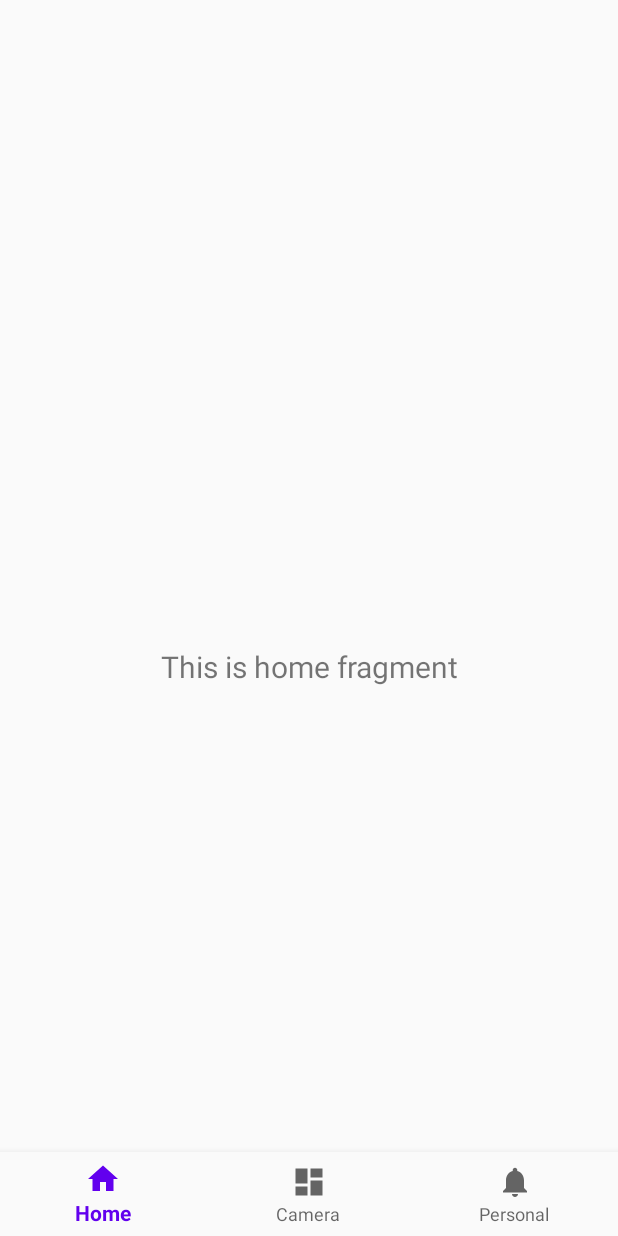
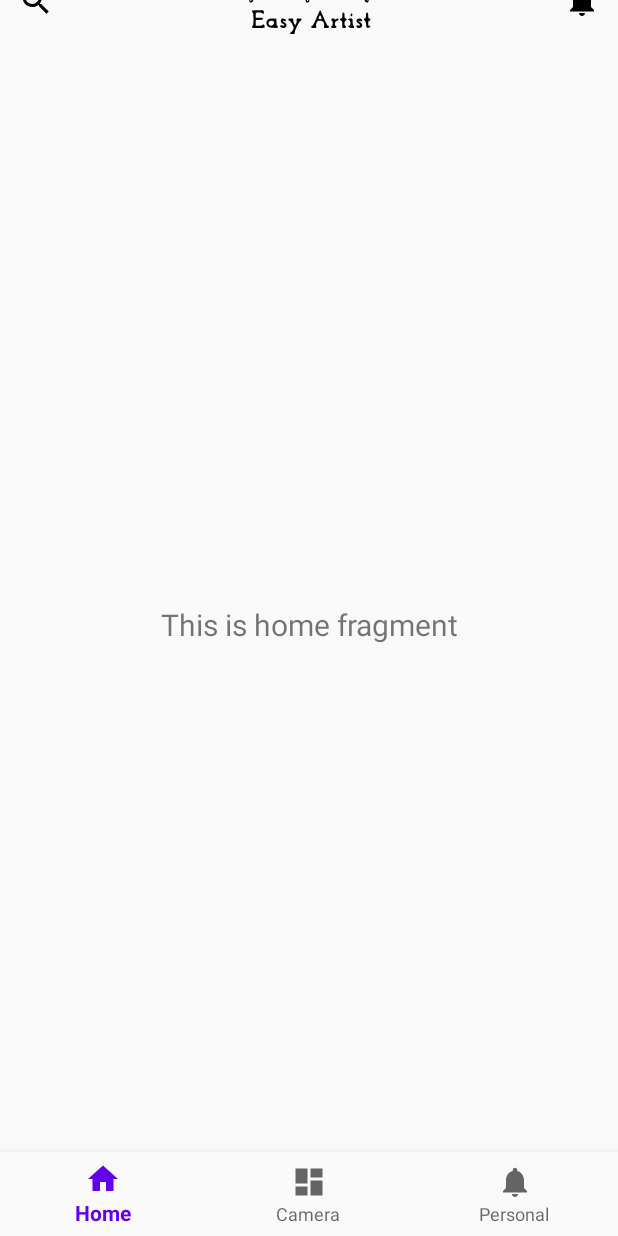
Before and after one commit to anhtuan8/EasyArtistApp, an Android app: the screen it shows after launch (MainActivity), on a phone screen of 412 x 824 dp. Run offline under Robolectric (Android 15) with nearby library versions, the phone set to English and light mode, and no system bars; our stand-ins replace navigation-ui.

Commit message:
layout: add toolbar

```diff
--- a/app/src/main/java/ie/app/easyartistapp/MainActivity.java
+++ b/app/src/main/java/ie/app/easyartistapp/MainActivity.java
@@ -1,10 +1,13 @@
 package ie.app.easyartistapp;
 
 import android.os.Bundle;
+import android.util.Log;
+import android.view.MenuItem;
 
 import com.google.android.material.bottomnavigation.BottomNavigationView;
 
 import androidx.appcompat.app.AppCompatActivity;
+import androidx.appcompat.widget.Toolbar;
 import androidx.navigation.NavController;
 import androidx.navigation.Navigation;
 import androidx.navigation.ui.AppBarConfiguration;
@@ -17,14 +20,15 @@ public class MainActivity extends AppCompatActivity {
         super.onCreate(savedInstanceState);
         setContentView(R.layout.activity_main);
         BottomNavigationView navView = findViewById(R.id.nav_view);
-        // Passing each menu ID as a set of Ids because each
-        // menu should be considered as top level destinations.
+//         Passing each menu ID as a set of Ids because each
+//         menu should be considered as top level destinations.
         AppBarConfiguration appBarConfiguration = new AppBarConfiguration.Builder(
                 R.id.navigation_home, R.id.navigation_camera, R.id.navigation_personal)
                 .build();
         NavController navController = Navigation.findNavController(this, R.id.nav_host_fragment);
-        NavigationUI.setupActionBarWithNavController(this, navController, appBarConfiguration);
+//        NavigationUI.setupActionBarWithNavController(this, navController, appBarConfiguration);
         NavigationUI.setupWithNavController(navView, navController);
+//        Log.v("Action bar", String.valueOf(getSupportActionBar().getTitle()));
     }
 
 }
--- a/app/src/main/java/ie/app/easyartistapp/ui/camera/CameraFragment.java
+++ b/app/src/main/java/ie/app/easyartistapp/ui/camera/CameraFragment.java
@@ -23,7 +23,7 @@ public class CameraFragment extends Fragment {
         cameraViewModel =
                 ViewModelProviders.of(this).get(CameraViewModel.class);
         View root = inflater.inflate(R.layout.fragment_camera, container, false);
-        final TextView textView = root.findViewById(R.id.text_dashboard);
+        final TextView textView = root.findViewById(R.id.text_camera);
         cameraViewModel.getText().observe(getViewLifecycleOwner(), new Observer<String>() {
             @Override
             public void onChanged(@Nullable String s) {
--- a/app/src/main/java/ie/app/easyartistapp/ui/personal/PersonalFragment.java
+++ b/app/src/main/java/ie/app/easyartistapp/ui/personal/PersonalFragment.java
@@ -23,13 +23,14 @@ public class PersonalFragment extends Fragment {
         personalViewModel =
                 ViewModelProviders.of(this).get(PersonalViewModel.class);
         View root = inflater.inflate(R.layout.fragment_personal, container, false);
-        final TextView textView = root.findViewById(R.id.text_notifications);
+        final TextView textView = root.findViewById(R.id.text_personal);
         personalViewModel.getText().observe(getViewLifecycleOwner(), new Observer<String>() {
             @Override
             public void onChanged(@Nullable String s) {
                 textView.setText(s);
             }
         });
+
         return root;
     }
 }
--- /dev/null
+++ b/app/src/main/res/drawable/ic_dehaze_black_24dp.xml
@@ -0,0 +1,9 @@
+<vector xmlns:android="http://schemas.android.com/apk/res/android"
+        android:width="24dp"
+        android:height="24dp"
+        android:viewportWidth="24.0"
+        android:viewportHeight="24.0">
+    <path
+        android:fillColor="#FF000000"
+        android:pathData="M2,15.5v2h20v-2L2,15.5zM2,10.5v2h20v-2L2,10.5zM2,5.5v2h20v-2L2,5.5z"/>
+</vector>
--- /dev/null
+++ b/app/src/main/res/drawable/ic_search_black_24dp.xml
@@ -0,0 +1,9 @@
+<vector xmlns:android="http://schemas.android.com/apk/res/android"
+        android:width="24dp"
+        android:height="24dp"
+        android:viewportWidth="24.0"
+        android:viewportHeight="24.0">
+    <path
+        android:fillColor="#FF000000"
+        android:pathData="M15.5,14h-0.79l-0.28,-0.27C15.41,12.59 16,11.11 16,9.5 16,5.91 13.09,3 9.5,3S3,5.91 3,9.5 5.91,16 9.5,16c1.61,0 3.09,-0.59 4.23,-1.57l0.27,0.28v0.79l5,4.99L20.49,19l-4.99,-5zM9.5,14C7.01,14 5,11.99 5,9.5S7.01,5 9.5,5 14,7.01 14,9.5 11.99,14 9.5,14z"/>
+</vector>
--- /dev/null
+++ b/app/src/main/res/drawable/logo_99x48dp.xml
@@ -0,0 +1,31 @@
+<vector android:height="48dp" android:viewportHeight="97"
+    android:viewportWidth="200" android:width="98.96907dp" xmlns:android="http://schemas.android.com/apk/res/android">
+    <path android:fillColor="#000000"
+        android:pathData="M23,8.5c-3,0.7 -6.6,1.2 -8,1.1 -2.1,-0.1 -2.5,0.4 -2.8,2.9 -0.1,1.6 -0.8,4 -1.4,5.2 -1.8,3.7 -0.1,9.4 4.3,13.5 3.9,3.7 3.9,3.8 3.9,11.2 0,7.8 0.8,9.2 4.3,7.4 1.4,-0.7 1.7,-2.3 1.7,-8.6 0.1,-7.6 0.1,-7.7 3.3,-9.7 3.8,-2.4 5.9,-7.9 5.5,-14.5 -0.2,-3.6 -0.6,-4.4 -2,-4.2 -1.4,0.2 -1.8,-0.4 -1.8,-2.8 0,-1.6 -0.3,-3 -0.7,-2.9 -0.5,-0 -3.3,0.7 -6.3,1.4zM28,11c0,0.5 -0.9,1 -1.9,1 -1.1,-0 -2.3,-0.5 -2.6,-1 -0.4,-0.6 0.5,-1 1.9,-1 1.4,-0 2.6,0.4 2.6,1zM24,14.2c0,0.4 -0.6,0.8 -1.2,0.8 -0.7,-0 -3,0.3 -5,0.6 -3.3,0.6 -3.8,0.4 -3.8,-1.3 0,-1.1 0.2,-2.2 0.5,-2.5 0.8,-0.8 9.5,1.4 9.5,2.4zM31.7,20.7c-0.5,4.8 -1.1,6.3 -3.7,8.5 -4.3,3.9 -8.3,3.7 -12.6,-0.6 -2.4,-2.4 -3.4,-4.3 -3.4,-6.4 0,-3 0.2,-3.1 8.3,-5 12.5,-3.1 12.1,-3.2 11.4,3.5zM23,40.9c0,6.7 -1.1,9.8 -2.4,6.5 -0.3,-0.9 -0.6,-4.2 -0.6,-7.5 0,-4.6 0.3,-5.9 1.5,-5.9 1.2,-0 1.5,1.4 1.5,6.9z" android:strokeColor="#00000000"/>
+    <path android:fillColor="#000000"
+        android:pathData="M173,7.6c-6,2.2 -6,2.2 -6,10.9 0,8.8 1.7,12.6 6,14 1.8,0.6 2,1.5 2,8.5 0,6.5 0.3,8.1 1.8,8.8 3.4,1.8 4.2,0.4 4.2,-7.8 0,-7.7 0.1,-7.9 3.1,-10.1 4.1,-2.9 5.9,-7.5 5.9,-14.8 0,-5.3 -0.3,-6.3 -2.4,-7.6 -2.5,-1.7 -11.9,-2.9 -14.6,-1.9zM182.8,9.6c2.1,0.6 2,0.7 -1.3,2.5 -3.4,1.8 -3.5,1.8 -6.6,-0 -2,-1.2 -2.6,-2.1 -1.7,-2.4 1.8,-0.8 6.9,-0.8 9.6,-0.1zM177.2,17.1c2.6,3.5 3.7,13.6 1.5,14.5 -2.5,0.9 -7.7,-2.5 -9.3,-6.1 -1.4,-3.5 -1.9,-11.6 -0.8,-12.8 1.1,-1.1 6.7,1.8 8.6,4.4zM187.8,19.9c-0.3,4.6 -1,6.7 -2.8,8.6 -1.3,1.4 -2.7,2.2 -3.1,1.8 -0.4,-0.5 -0.9,-4.1 -1.2,-8.2l-0.4,-7.3 3.1,-1.3c1.7,-0.8 3.5,-1 4,-0.5 0.5,0.5 0.7,3.6 0.4,6.9zM179.8,41.2c-0.2,4 -0.7,7.3 -1.3,7.3 -0.5,-0 -1.1,-3.3 -1.3,-7.3 -0.2,-6 0,-7.2 1.3,-7.2 1.3,-0 1.5,1.2 1.3,7.2z" android:strokeColor="#00000000"/>
+    <path android:fillColor="#000000"
+        android:pathData="M95.6,10.5c-1.6,2.4 -1.7,2.5 -4.2,0.8 -2.2,-1.4 -2.7,-1.4 -3.5,-0.2 -0.5,0.8 -0.9,2.2 -0.9,3.2 0,1.5 -0.6,1.7 -3.7,1.1l-3.6,-0.7 0.6,3.8c0.9,5.6 4.9,10.9 10.1,13.4l4.5,2.2 0.3,8.2c0.3,8 0.4,8.2 2.8,8.2 2.4,-0 2.5,-0.2 2.8,-8.3l0.3,-8.2 3.7,-1.5c2,-0.9 4.5,-2.3 5.5,-3.3 2.7,-2.4 5.7,-8.6 5.7,-11.8 0,-2.5 -0.2,-2.6 -3.5,-2 -3.2,0.6 -3.5,0.5 -3.5,-1.8 0,-3.3 -1.6,-4.1 -4.5,-2.2 -2.2,1.4 -2.4,1.4 -3.9,-0.9 -2.1,-3.1 -3,-3.1 -5,-0zM100.9,15.9c1.2,3.8 1.2,4.6 -0.5,7.7l-1.8,3.4 -2.3,-2.8c-2.4,-2.8 -2.4,-4.8 -0.1,-10.5 1.4,-3.7 3,-3 4.7,2.2zM107.3,14.5c0.3,1.8 -0.1,2.9 -1.4,3.6 -2.7,1.4 -3.7,-1.6 -1.4,-4.1 2.3,-2.5 2.2,-2.5 2.8,0.5zM91.4,13.6c1.6,0.6 2.3,5.4 0.8,5.4 -1.4,-0 -3.2,-2.3 -3.2,-4.2 0,-2 0.1,-2.1 2.4,-1.2zM89.8,20.2c3,1.8 7.2,8.2 7.2,10.9 0,1.5 -4.6,0.3 -8.2,-2.3 -2.7,-1.9 -6.8,-8.4 -6.8,-10.8 0,-1.4 3.4,-0.4 7.8,2.2zM114,18c0,5 -6.6,12.1 -12.4,13.6 -2.5,0.6 -2.8,0.5 -2.3,-1 0.4,-1 0.7,-2.2 0.7,-2.6 0,-1.8 6.5,-8.3 9.5,-9.6 3.7,-1.6 4.5,-1.7 4.5,-0.4zM99.5,41.5c0,4.6 -0.4,7 -1.2,7.2 -1,0.4 -1.3,-1.5 -1.3,-7.2 0,-5.7 0.3,-7.6 1.3,-7.3 0.8,0.3 1.2,2.7 1.2,7.3z" android:strokeColor="#00000000"/>
+    <path android:fillColor="#000000"
+        android:pathData="M23,62.5c0,0.8 0.5,1.5 1,1.5 0.6,-0 1,3.7 1,9 0,5.3 -0.4,9 -1,9 -0.5,-0 -1,0.7 -1,1.5 0,1.2 1.6,1.5 8.5,1.5 8.4,-0 8.5,-0 8.5,-2.5 0,-1.6 -0.6,-2.5 -1.5,-2.5 -0.8,-0 -1.5,0.4 -1.5,1 0,0.5 -2,1 -4.5,1l-4.5,-0 0,-4 0,-4 5,-0c3.8,-0 5,-0.4 5,-1.5 0,-1.1 -1.2,-1.5 -5,-1.5l-5,-0 0,-3.5c0,-3.5 0,-3.5 4.5,-3.5 2.5,-0 4.5,0.4 4.5,1 0,0.5 0.5,1 1,1 0.6,-0 1,-1.1 1,-2.5 0,-2.5 -0.1,-2.5 -8,-2.5 -6.4,-0 -8,0.3 -8,1.5z" android:strokeColor="#00000000"/>
+    <path android:fillColor="#000000"
+        android:pathData="M110.1,71.5c-2.5,6 -5,10.5 -5.7,10.5 -0.8,-0 -1.4,0.7 -1.4,1.5 0,1.1 1.1,1.5 3.6,1.5 3.2,-0 3.6,-0.3 3.1,-2.1 -0.3,-1.1 -0.1,-3.4 0.5,-5 0.9,-2.5 1.5,-2.9 4.7,-2.9 3.1,-0 4,0.5 4.9,2.6 0.7,1.4 0.9,3.6 0.6,5 -0.6,2.2 -0.3,2.4 3,2.4 2.5,-0 3.6,-0.4 3.6,-1.5 0,-0.8 -0.6,-1.5 -1.3,-1.5 -0.7,-0 -3.3,-4.7 -5.7,-10.5 -2.4,-5.8 -4.6,-10.5 -4.9,-10.5 -0.3,-0 -2.6,4.7 -5,10.5zM116.4,69.6c1,2.6 0.7,3.4 -1.4,3.4 -1.1,-0 -2,-0.4 -2,-0.9 0,-1.7 1.2,-4.1 2,-4.1 0.4,-0 1.1,0.7 1.4,1.6z" android:strokeColor="#00000000"/>
+    <path android:fillColor="#000000"
+        android:pathData="M145,68c0,2.9 -0.4,4 -1.5,4 -0.8,-0 -1.5,0.7 -1.5,1.5 0,0.8 0.7,1.5 1.5,1.5 1.1,-0 1.5,1.2 1.5,5 0,4.7 0.2,5 2.5,5 1.6,-0 2.5,-0.6 2.5,-1.5 0,-0.8 -0.4,-1.5 -1,-1.5 -0.5,-0 -1,-1.6 -1,-3.5 0,-2.4 0.5,-3.5 1.5,-3.5 0.8,-0 1.5,-0.7 1.5,-1.5 0,-0.8 -0.7,-1.5 -1.5,-1.5 -1.1,-0 -1.5,-1.1 -1.5,-4 0,-2.9 -0.4,-4 -1.5,-4 -1.1,-0 -1.5,1.1 -1.5,4z" android:strokeColor="#00000000"/>
+    <path android:fillColor="#000000"
+        android:pathData="M177,68c0,2.9 -0.4,4 -1.5,4 -1.9,-0 -1.9,1.7 -0.1,2.7 0.8,0.5 1.6,2.7 1.8,5.3 0.3,4 0.6,4.5 2.7,4.5 1.3,-0 2.6,-0.6 2.9,-1.3 0.2,-0.6 -0.3,-1.2 -1.2,-1.2 -1.2,-0 -1.6,-1 -1.6,-3.5 0,-2.4 0.5,-3.5 1.5,-3.5 0.8,-0 1.5,-0.7 1.5,-1.5 0,-0.8 -0.7,-1.5 -1.5,-1.5 -1.1,-0 -1.5,-1.1 -1.5,-4 0,-2.9 -0.4,-4 -1.5,-4 -1.1,-0 -1.5,1.1 -1.5,4z" android:strokeColor="#00000000"/>
+    <path android:fillColor="#000000"
+        android:pathData="M156.4,66.4c-0.8,2.2 0.3,3.3 1.8,1.8 0.9,-0.9 0.9,-1.5 0,-2.4 -0.9,-0.9 -1.3,-0.7 -1.8,0.6z" android:strokeColor="#00000000"/>
+    <path android:fillColor="#000000"
+        android:pathData="M44.6,73.5c-2.6,2.7 -2.9,5.6 -0.8,8.4 1.7,2.3 2.7,2.6 8.1,2.8 4.6,0.1 6.1,-0.2 6.1,-1.3 0,-0.8 -0.4,-1.4 -1,-1.4 -0.5,-0 -1,-2.2 -1,-4.9l0,-4.8 -4.9,-0.2c-3.2,-0 -5.5,0.5 -6.5,1.4zM52.7,76.6c1.4,3.8 -4.1,7.1 -6.6,4 -0.7,-0.8 -1,-2.4 -0.6,-3.6 0.8,-2.5 6.2,-2.8 7.2,-0.4z" android:strokeColor="#00000000"/>
+    <path android:fillColor="#000000"
+        android:pathData="M62.7,72.6c-1.7,1.7 -0.6,5.5 1.8,6.6 3.5,1.6 3.1,3.1 -0.5,2.3 -2.3,-0.5 -3,-0.3 -3,0.8 0,3.1 6.4,3.7 8,0.8 1,-1.9 0.4,-5.1 -0.9,-5.1 -0.4,-0 -1.6,-0.7 -2.7,-1.6 -1.8,-1.5 -1.8,-1.5 0.9,-0.9 2.4,0.5 2.8,0.3 2.5,-1.2 -0.3,-1.8 -4.7,-3 -6.1,-1.7z" android:strokeColor="#00000000"/>
+    <path android:fillColor="#000000"
+        android:pathData="M72,73.5c0,0.8 0.7,1.5 1.5,1.5 0.8,-0 2.6,2.2 3.9,4.8 2.5,4.9 2.5,4.9 0.6,8 -1.1,1.8 -2.4,3.2 -3,3.2 -0.5,-0 -1,0.4 -1,1 0,0.5 1.6,1 3.6,1 2.8,-0 3.5,-0.3 3,-1.5 -0.7,-2 6.4,-16.5 8.1,-16.5 0.7,-0 1.3,-0.7 1.3,-1.5 0,-1.1 -1.1,-1.5 -3.6,-1.5 -3.2,-0 -3.6,0.2 -3.1,2.2 0.3,1.3 0,3.4 -0.7,4.7l-1.4,2.5 -1.4,-3c-0.8,-1.6 -1.3,-3.7 -1.1,-4.7 0.4,-1.4 -0.2,-1.7 -3.1,-1.7 -2.5,-0 -3.6,0.4 -3.6,1.5z" android:strokeColor="#00000000"/>
+    <path android:fillColor="#000000"
+        android:pathData="M130,73.5c0,0.8 0.5,1.5 1,1.5 0.6,-0 1,1.6 1,3.5 0,1.9 -0.4,3.5 -1,3.5 -0.5,-0 -1,0.7 -1,1.5 0,1 1.1,1.5 3.5,1.5 2.4,-0 3.5,-0.5 3.5,-1.5 0,-0.8 -0.4,-1.5 -1,-1.5 -1.2,-0 -1.3,-4 -0.2,-5.6 0.4,-0.6 1.5,-1.3 2.5,-1.7 2,-0.7 2.3,-2.7 0.4,-2.7 -0.7,-0 -1.8,0.5 -2.5,1.2 -0.9,0.9 -1.2,0.9 -1.2,-0 0,-0.7 -1.1,-1.2 -2.5,-1.2 -1.6,-0 -2.5,0.6 -2.5,1.5z" android:strokeColor="#00000000"/>
+    <path android:fillColor="#000000"
+        android:pathData="M153,73c0,0.6 0.7,1.3 1.5,1.6 2.1,0.9 2.1,7.4 -0.1,7.4 -3.2,-0 -0.6,2.5 2.9,2.8 2.8,0.2 3.7,-0.1 3.7,-1.2 0,-0.9 -0.4,-1.6 -1,-1.6 -0.5,-0 -1,-2.3 -1,-5 0,-4.9 -0.1,-5 -3,-5 -1.6,-0 -3,0.5 -3,1z" android:strokeColor="#00000000"/>
+    <path android:fillColor="#000000"
+        android:pathData="M165.2,73.2c-1.9,1.9 -1.5,3.6 1.3,5.4 3.3,2.1 3.2,3.8 -0.1,3 -2.1,-0.6 -2.5,-0.4 -2.2,1.1 0.4,2.2 4.3,2.9 6.4,1.3 2.2,-1.9 1.7,-4.6 -1.3,-6.9l-2.8,-2.1 2.8,0.6c2.5,0.6 2.8,0.4 2.5,-1.2 -0.4,-2.3 -4.7,-3.1 -6.6,-1.2z" android:strokeColor="#00000000"/>
+</vector>
--- a/app/src/main/res/layout/activity_main.xml
+++ b/app/src/main/res/layout/activity_main.xml
@@ -4,8 +4,8 @@
     xmlns:tools="http://schemas.android.com/tools"
     android:id="@+id/container"
     android:layout_width="match_parent"
-    android:layout_height="match_parent"
-    android:paddingTop="?attr/actionBarSize">
+    android:layout_height="match_parent">
+<!--    android:paddingTop="?attr/actionBarSize">-->
 
     <com.google.android.material.bottomnavigation.BottomNavigationView
         android:id="@+id/nav_view"
@@ -19,7 +19,7 @@
         app:layout_constraintRight_toRightOf="parent"
         app:menu="@menu/bottom_nav_menu" />
 
-    <androidx.fragment.app.FragmentContainerView
+    <fragment
         android:id="@+id/nav_host_fragment"
         android:name="androidx.navigation.fragment.NavHostFragment"
         android:layout_width="match_parent"
@@ -31,16 +31,37 @@
         app:layout_constraintTop_toTopOf="parent"
         app:navGraph="@navigation/mobile_navigation" />
 
-    <LinearLayout
-        android:id="@+id/nav_action_bar"
+    <RelativeLayout
         android:layout_width="match_parent"
-        android:layout_height="?attr/actionBarSize"
+        android:layout_height="?android:attr/actionBarSize"
         android:orientation="horizontal"
-        app:layout_constraintBottom_toTopOf="@+id/nav_host_fragment"
+        app:layout_constraintRight_toRightOf="parent"
         app:layout_constraintLeft_toLeftOf="parent"
-        app:layout_constraintRight_toRightOf="parent">
-<!--        tools:layout_editor_absoluteX="1dp"-->
-<!--        tools:layout_editor_absoluteY="1dp"-->
-    </LinearLayout>
+        app:layout_constraintTop_toTopOf="@+id/nav_host_fragment">
+
+        <ImageButton
+            android:id="@+id/imageButton"
+            android:layout_width="wrap_content"
+            android:layout_height="match_parent"
+            android:layout_alignParentLeft="true"
+            android:layout_weight="1"
+            android:backgroundTint="?android:attr/windowBackground"
+            app:srcCompat="@drawable/ic_search_black_24dp" />
+        <ImageView
+            android:id="@+id/imageView"
+            android:layout_width="wrap_content"
+            android:layout_height="fill_parent"
+            android:layout_weight="1"
+            android:layout_centerHorizontal="true"
+            android:layout_centerVertical="true"
+            app:srcCompat="@drawable/logo_99x48dp" />
+
+        <ImageButton
+            android:layout_width="wrap_content"
+            android:layout_height="match_parent"
+            android:layout_alignParentRight="true"
+            android:backgroundTint="?android:attr/windowBackground"
+            app:srcCompat="@drawable/ic_notifications_black_24dp" />
+    </RelativeLayout>
 
 </androidx.constraintlayout.widget.ConstraintLayout>
--- a/app/src/main/res/menu/bottom_nav_menu.xml
+++ b/app/src/main/res/menu/bottom_nav_menu.xml
@@ -1,5 +1,6 @@
 <?xml version="1.0" encoding="utf-8"?>
-<menu xmlns:android="http://schemas.android.com/apk/res/android">
+<menu xmlns:android="http://schemas.android.com/apk/res/android"
+    xmlns:app="http://schemas.android.com/apk/res-auto">
 
     <item
         android:id="@+id/navigation_home"
--- a/app/src/main/res/values/strings.xml
+++ b/app/src/main/res/values/strings.xml
@@ -3,4 +3,6 @@
     <string name="title_home">Home</string>
     <string name="title_camera">Camera</string>
     <string name="title_personal">Personal</string>
+    <string name="action_search">Search</string>
+    <string name="action_settings">Settings</string>
 </resources>
```
